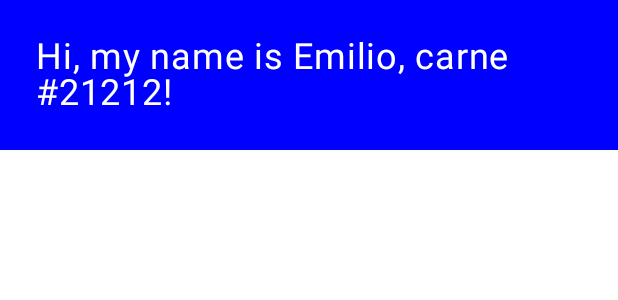
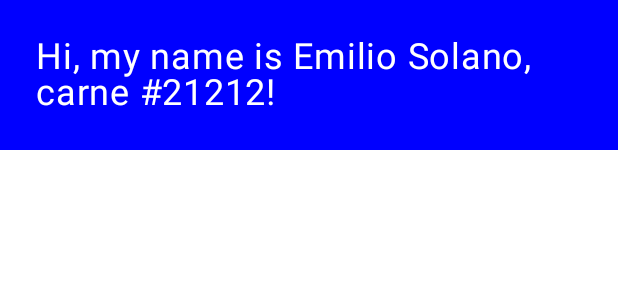
Before and after one commit to emiliosolanoo21/Lab3_PPM, an Android app built with Jetpack Compose: the @Preview function GreetingPreview, on a phone screen of 412 x 824 dp. Shown: the top 300 px of the screen. Run offline under Robolectric (Android 15) with nearby library versions, the phone set to English and light mode, and no system bars.

Commit message:
Inclusión de apellido y versión final

```diff
--- a/app/src/main/java/com/uvg/myfirstapp/MainActivity.kt
+++ b/app/src/main/java/com/uvg/myfirstapp/MainActivity.kt
@@ -23,7 +23,7 @@ class MainActivity : ComponentActivity() {
             MyFirstAppTheme {
                 // A surface container using the 'background' color from the theme
                 Surface(modifier = Modifier.fillMaxSize(), color = MaterialTheme.colorScheme.background) {
-                    Greeting("Emilio", "21212")
+                    Greeting("Emilio", "Solano", "21212")
                 }
             }
         }
@@ -31,10 +31,10 @@ class MainActivity : ComponentActivity() {
 }
 
 @Composable
-fun Greeting(name: String, carne: String, modifier: Modifier = Modifier) {
+fun Greeting(name: String, sname: String, carne: String, modifier: Modifier = Modifier) {
     Surface(color = Color.Blue) {
         Text(
-            text = "Hi, my name is $name, carne #$carne!",
+            text = "Hi, my name is $name $sname, carne #$carne!",
             modifier = modifier.padding(24.dp),
             color = Color.White,
             fontSize = 24.sp
@@ -46,6 +46,6 @@ fun Greeting(name: String, carne: String, modifier: Modifier = Modifier) {
 @Composable
 fun GreetingPreview() {
     MyFirstAppTheme {
-        Greeting("Emilio", "21212")
+        Greeting("Emilio", "Solano", "21212")
     }
 }
```
